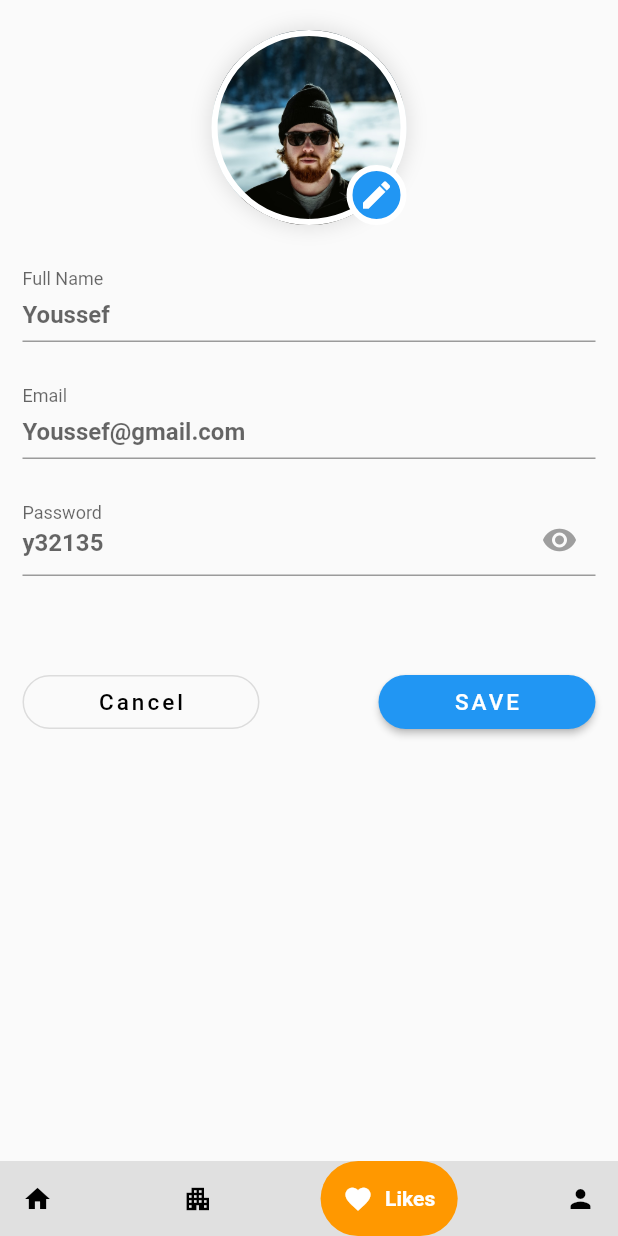
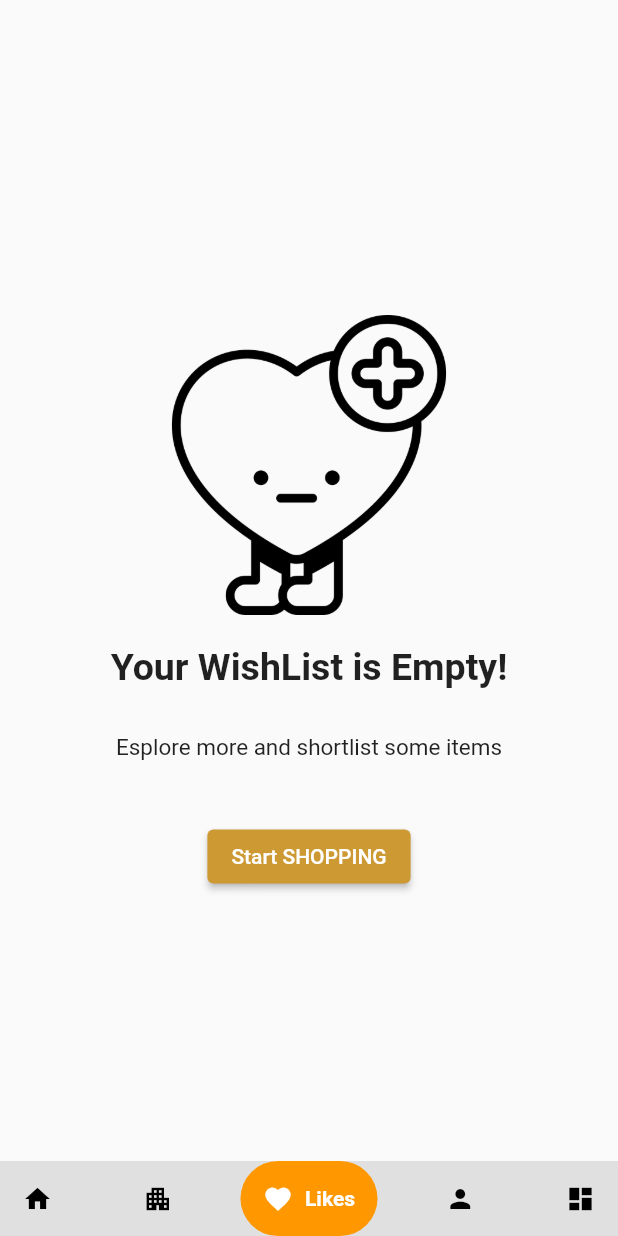
Before and after one commit to Mohamed26Salah/AmanRealEstate-Mobile-App, a Flutter app: the MyHomePage screen opened directly, item 3 of the bottom bar chosen, on a phone screen of 412 x 824 dp. Run offline on Flutter 3.47's test engine with Material 2 defaults, Android fonts, the phone set to English and light mode, and no system bars; drawn by our look-alikes of google_nav_bar; our stand-ins replace curved_navigation_bar, google_fonts; missing offline and left inert: dart:ffi, search_page.

Commit message:
WishList

```diff
--- a/Aman_Project/Aman_Project/aman_project/lib/widgets/navBar.dart
+++ b/Aman_Project/Aman_Project/aman_project/lib/widgets/navBar.dart
@@ -1,4 +1,5 @@
 import 'package:aman_project/widget_tree.dart';
+import 'package:aman_project/widgets/wish_list.dart';
 import '/widgets/edit_profile.dart';
 import 'package:google_nav_bar/google_nav_bar.dart';
 import '../../widgets/search.dart';
@@ -42,6 +43,7 @@ class _MyHomePageState extends State<MyHomePage> {
   List<Widget> pages = [
     Search(),
     Rents(),
+    wish_list(),
     EditProfile(),
     WidgetTree(),
   ];
@@ -101,6 +103,10 @@ class _MyHomePageState extends State<MyHomePage> {
                 icon: Icons.person,
                 text: 'Profile',
               ),
+              GButton(
+                icon: Icons.dashboard,
+                text: 'Dashboard',
+              ),
             ],
           ),
         ),
--- /dev/null
+++ b/Aman_Project/Aman_Project/aman_project/lib/widgets/wish_list.dart
@@ -0,0 +1,65 @@
+import 'package:aman_project/widgets/navBar.dart';
+
+import '../data/CustomTextField.dart';
+import 'package:flutter/material.dart';
+import 'package:google_fonts/google_fonts.dart';
+
+class wish_list extends StatefulWidget {
+  wish_list({Key? key}) : super(key: key);
+
+  @override
+  State<wish_list> createState() => _wish_listState();
+}
+
+class _wish_listState extends State<wish_list> {
+  @override
+  Widget build(BuildContext context) {
+    return Scaffold(
+      body: SingleChildScrollView(
+        child: SafeArea(
+          child: Padding(
+            padding: const EdgeInsets.only(top: 210),
+            child: Center(
+              child: Column(
+                children: [
+                  Image.asset("assets/images/wishlist.png", width: 200),
+                  const SizedBox(
+                    height: 20,
+                  ),
+                  const Text(
+                    'Your WishList is Empty!',
+                    style: TextStyle(fontSize: 25, fontWeight: FontWeight.bold),
+                  ),
+                  const SizedBox(
+                    height: 30,
+                  ),
+                  const Text(
+                    'Esplore more and shortlist some items',
+                    style: TextStyle(fontSize: 15),
+                  ),
+                  const SizedBox(
+                    height: 40,
+                  ),
+                  ElevatedButton(
+                    child: Text('Start SHOPPING'),
+                    style: ElevatedButton.styleFrom(
+                      backgroundColor: Color.fromARGB(255, 205, 153, 51),
+                    ),
+                    onPressed: () {
+                      Navigator.push(
+                        context,
+                        MaterialPageRoute(
+                          builder: (context) => navBar(),
+                        ),
+                      );
+                    },
+                  )
+                ],
+              ),
+            ),
+          ),
+        ),
+      ),
+    );
+  }
+}
```
Also changed, not shown: Aman_Project/Aman_Project/aman_project/assets/images/wishlist.png (added).
